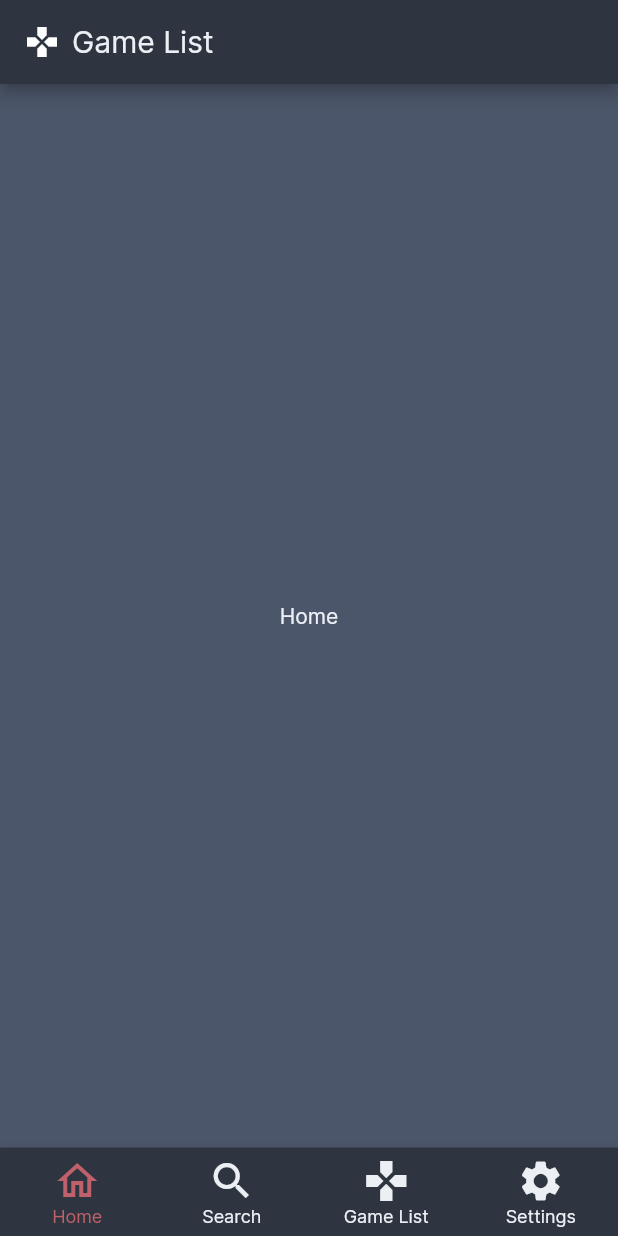
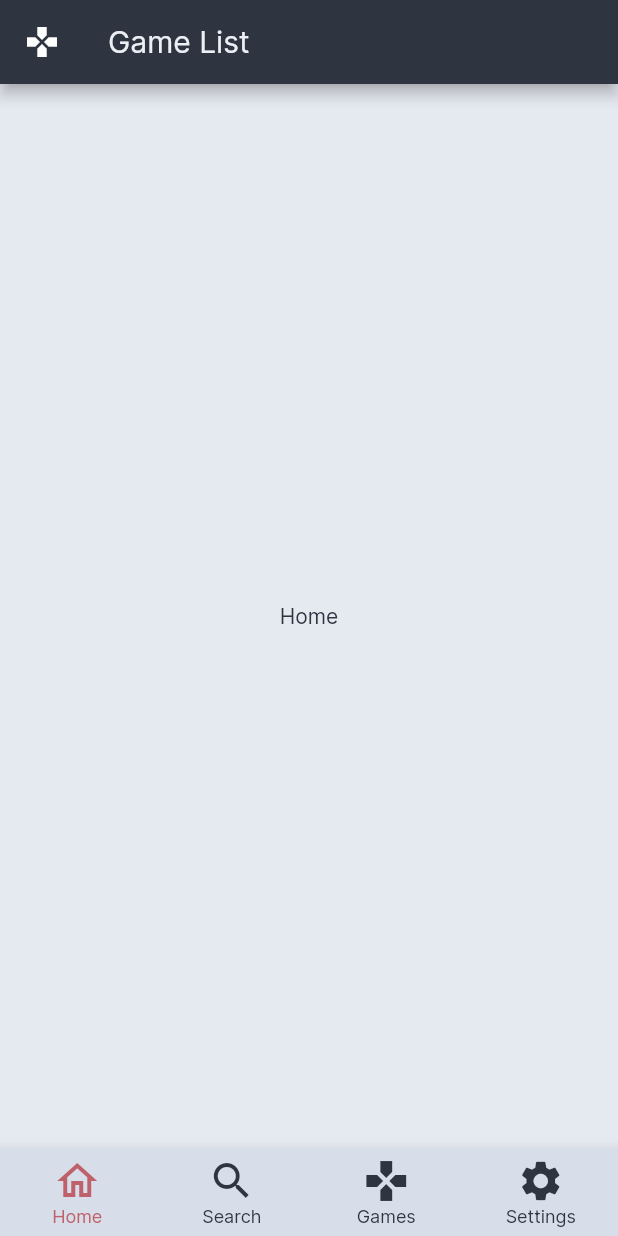
Before and after one commit to IceArrow256/game_lists, a Flutter app: the screen it shows after launch, on a phone screen of 412 x 824 dp. Run offline on Flutter 3.47's test engine with Material 2 defaults, Android fonts, the phone set to English and light mode, and no system bars.

Commit message:
add settings tab & refactor themes file

```diff
--- a/lib/app_theme.dart
+++ /dev/null
@@ -1,39 +0,0 @@
-import 'package:flutter/material.dart';
-import 'nord.dart';
-
-class AppTheme {
-  static final ThemeData lightTheme = ThemeData(
-      appBarTheme: AppBarTheme(color: Nord.nord0),
-      primaryTextTheme: TextTheme(
-          headline6: TextStyle(
-        color: Nord.nord6,
-        fontFamily: 'Inter',
-      )),
-      scaffoldBackgroundColor: Nord.nord6,
-      textTheme: TextTheme(
-          bodyText2: TextStyle(
-        color: Nord.nord0,
-        fontFamily: 'Inter',
-      )),
-      bottomNavigationBarTheme: BottomNavigationBarThemeData(
-          backgroundColor: Nord.nord4,
-          selectedItemColor: Nord.nord11,
-          unselectedItemColor: Nord.nord0));
-  static final ThemeData darkTheme = ThemeData(
-      appBarTheme: AppBarTheme(color: Nord.nord0),
-      primaryTextTheme: TextTheme(
-          headline6: TextStyle(
-        color: Nord.nord6,
-        fontFamily: 'Inter',
-      )),
-      scaffoldBackgroundColor: Nord.nord3,
-      textTheme: TextTheme(
-          bodyText2: TextStyle(
-        color: Nord.nord6,
-        fontFamily: 'Inter',
-      )),
-      bottomNavigationBarTheme: BottomNavigationBarThemeData(
-          backgroundColor: Nord.nord0,
-          selectedItemColor: Nord.nord11,
-          unselectedItemColor: Nord.nord6));
-}
--- a/lib/main.dart
+++ b/lib/main.dart
@@ -1,5 +1,7 @@
 import 'package:flutter/material.dart';
-import 'package:game_list/app_theme.dart';
+
+import 'package:game_list/themes/dark_theme.dart';
+import 'package:game_list/themes/light_theme.dart';
 
 void main() {
   runApp(Home());
@@ -12,7 +14,23 @@ class Home extends StatefulWidget {
 
 class _HomeState extends State<Home> {
   int _currentIndex = 0;
+  bool _isDarkTheme;
 
+  final tabsTitle = [
+    'Game List',
+    'Search',
+    'Games',
+    'Settings',
+  ];
+
+  @override
+  void initState() {
+    _isDarkTheme = false;
+    super.initState();
+  }
+
+  @override
+  Widget build(BuildContext context) {
     final tabs = [
       Center(
         child: Text('Home'),
@@ -21,26 +39,45 @@ class _HomeState extends State<Home> {
         child: Text('Search'),
       ),
       Center(
-      child: Text('Game List'),
+        child: Text('Games'),
       ),
-    Center(
-      child: Image.network(
-          'https://i.pinimg.com/originals/53/f9/8a/53f98a6b76f60356b2b4c261963377e6.jpg'),
+      ListView(
+        children: [
+          SizedBox(
+            height: 8,
           ),
+          Card(
+            margin: EdgeInsets.symmetric(horizontal: 8, vertical: 4),
+            child: Padding(
+              padding: const EdgeInsets.all(8.0),
+              child: Column(
+                children: [
+                  Text('Appearance'),
+                  SwitchListTile(
+                      title: Text('Dark Theme'),
+                      value: _isDarkTheme,
+                      onChanged: (value) {
+                        setState(() {
+                          _isDarkTheme = value;
+                        });
+                      })
+                ],
+              ),
+            ),
+          )
+        ],
+      ) // Settings tab
     ];
 
-  @override
-  Widget build(BuildContext context) {
-    var title = 'Game List';
     return MaterialApp(
-      title: title,
-      theme: AppTheme.darkTheme,
+      title: 'Game List',
+      theme: _isDarkTheme ? darkTheme : lightTheme,
       debugShowCheckedModeBanner: false,
       home: Scaffold(
         appBar: AppBar(
-            title: Row(
-          children: [Icon(Icons.gamepad), SizedBox(width: 8), Text(title)],
-        )),
+          leading: Icon(Icons.gamepad),
+          title: Text(tabsTitle[_currentIndex]),
+        ),
         body: tabs[_currentIndex],
         bottomNavigationBar: BottomNavigationBar(
           currentIndex: _currentIndex,
@@ -55,8 +92,7 @@ class _HomeState extends State<Home> {
             ),
             BottomNavigationBarItem(
                 icon: Icon(Icons.search_outlined), label: 'Search'),
-            BottomNavigationBarItem(
-                icon: Icon(Icons.games), label: 'Game List'),
+            BottomNavigationBarItem(icon: Icon(Icons.games), label: 'Games'),
             BottomNavigationBarItem(
                 icon: Icon(Icons.settings), label: 'Settings'),
           ],
--- /dev/null
+++ b/lib/themes/dark_theme.dart
@@ -0,0 +1,26 @@
+import 'package:flutter/material.dart';
+
+import 'package:game_list/themes/nord.dart';
+
+ThemeData darkTheme = ThemeData(
+  fontFamily: 'Inter',
+  accentColor: Nord.nord11,
+  appBarTheme: AppBarTheme(color: Nord.nord0),
+  bottomNavigationBarTheme: BottomNavigationBarThemeData(
+      backgroundColor: Nord.nord0,
+      selectedItemColor: Nord.nord11,
+      unselectedItemColor: Nord.nord6),
+  brightness: Brightness.dark,
+  cardColor: Nord.nord2,
+  primaryTextTheme: TextTheme(
+      headline6: TextStyle(
+    color: Nord.nord6,
+  )),
+  scaffoldBackgroundColor: Nord.nord1,
+  textTheme: TextTheme(
+    bodyText2: TextStyle(
+      color: Nord.nord6,
+    ),
+  ),
+  toggleableActiveColor: Nord.nord11,
+);
--- /dev/null
+++ b/lib/themes/light_theme.dart
@@ -0,0 +1,26 @@
+import 'package:flutter/material.dart';
+
+import 'package:game_list/themes/nord.dart';
+
+ThemeData lightTheme = ThemeData(
+  fontFamily: 'Inter',
+  accentColor: Nord.nord11,
+  appBarTheme: AppBarTheme(color: Nord.nord0),
+  bottomNavigationBarTheme: BottomNavigationBarThemeData(
+      backgroundColor: Nord.nord4,
+      selectedItemColor: Nord.nord11,
+      unselectedItemColor: Nord.nord0),
+  brightness: Brightness.light,
+  cardColor: Nord.nord6,
+  primaryTextTheme: TextTheme(
+      headline6: TextStyle(
+    color: Nord.nord6,
+  )),
+  scaffoldBackgroundColor: Nord.nord5,
+  textTheme: TextTheme(
+    bodyText2: TextStyle(
+      color: Nord.nord0,
+    ),
+  ),
+  toggleableActiveColor: Nord.nord11,
+);
--- a/pubspec.yaml
+++ b/pubspec.yaml
@@ -15,7 +15,7 @@ publish_to: 'none' # Remove this line if you wish to publish to pub.dev
 # In iOS, build-name is used as CFBundleShortVersionString while build-number used as CFBundleVersion.
 # Read more about iOS versioning at
 # https://developer.apple.com/library/archive/documentation/General/Reference/InfoPlistKeyReference/Articles/CoreFoundationKeys.html
-version: 0.1.0
+version: 0.2.0
 
 environment:
   sdk: ">=2.7.0 <3.0.0"
@@ -64,6 +64,8 @@ flutter:
     - family: Inter
       fonts:
         - asset: fonts/Inter/Inter-Regular.ttf
+        - asset: fonts/Inter/Inter-SemiBold.ttf
+          weight: 600
   #       - asset: fonts/Schyler-Italic.ttf
   #         style: italic
   #   - family: Trajan Pro
```
Also changed, not shown: lib/themes/nord.dart (renamed from lib/nord.dart), 1 other file. Lines whose indentation alone changed are shown as unchanged.
